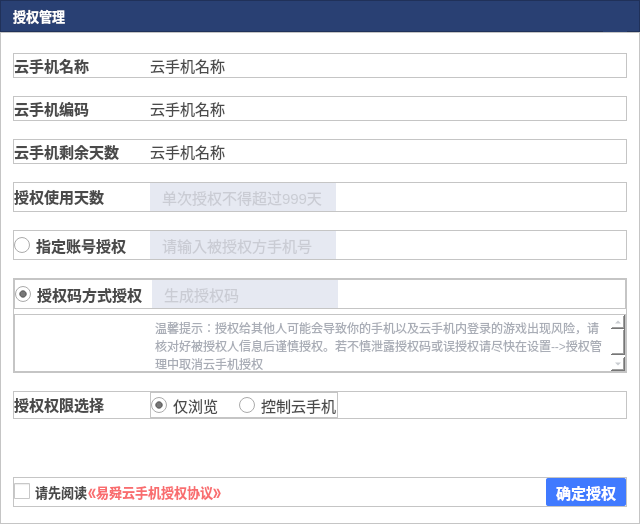
First picture: the form in addauthorizationdialog.ui, repository ZhouMei20220810/TEST, before the edit.
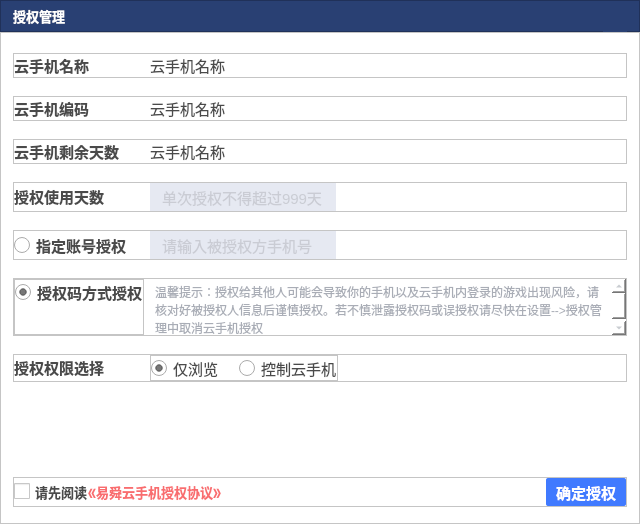
Second picture: the form after the edit. Icons and pictures are not drawn.

Commit message: 授权窗口调整，去掉生成授权码文本框，禁止QPlaineTextEdit可以编辑和选中

Patch:
```diff
--- a/addauthorizationdialog.ui
+++ b/addauthorizationdialog.ui
@@ -845,22 +845,28 @@
            </widget>
           </item>
           <item>
-           <widget class="QFrame" name="frame_8">
+           <widget class="QFrame" name="frame_15">
             <property name="minimumSize">
              <size>
               <width>0</width>
               <height>50</height>
              </size>
             </property>
+            <property name="maximumSize">
+             <size>
+              <width>16777215</width>
+              <height>58</height>
+             </size>
+            </property>
             <property name="frameShape">
              <enum>QFrame::StyledPanel</enum>
             </property>
             <property name="frameShadow">
              <enum>QFrame::Raised</enum>
             </property>
-            <layout class="QVBoxLayout" name="verticalLayout_4">
+            <layout class="QHBoxLayout" name="horizontalLayout_8">
              <property name="spacing">
-              <number>5</number>
+              <number>7</number>
              </property>
              <property name="leftMargin">
               <number>0</number>
@@ -876,15 +882,21 @@
              </property>
              <item>
               <widget class="QFrame" name="frame_16">
+               <property name="minimumSize">
+                <size>
+                 <width>100</width>
+                 <height>30</height>
+                </size>
+               </property>
                <property name="frameShape">
                 <enum>QFrame::StyledPanel</enum>
                </property>
                <property name="frameShadow">
                 <enum>QFrame::Raised</enum>
                </property>
-               <layout class="QHBoxLayout" name="horizontalLayout_16">
+               <layout class="QVBoxLayout" name="verticalLayout_5">
                 <property name="spacing">
-                 <number>9</number>
+                 <number>0</number>
                 </property>
                 <property name="leftMargin">
                  <number>0</number>
@@ -900,6 +912,12 @@
                 </property>
                 <item>
                  <widget class="QRadioButton" name="radioButtonAuthorCode">
+                  <property name="minimumSize">
+                   <size>
+                    <width>0</width>
+                    <height>0</height>
+                   </size>
+                  </property>
                   <property name="font">
                    <font>
                     <pointsize>11</pointsize>
@@ -918,50 +936,14 @@
                  </widget>
                 </item>
                 <item>
-                 <widget class="QLineEdit" name="lineEditPhoneNum_2">
-                  <property name="enabled">
-                   <bool>true</bool>
-                  </property>
-                  <property name="minimumSize">
-                   <size>
-                    <width>186</width>
-                    <height>28</height>
-                   </size>
-                  </property>
-                  <property name="maximumSize">
-                   <size>
-                    <width>186</width>
-                    <height>28</height>
-                   </size>
-                  </property>
-                  <property name="font">
-                   <font>
-                    <pointsize>11</pointsize>
-                   </font>
-                  </property>
-                  <property name="styleSheet">
-                   <string notr="true">border:none;
-color:#ADAFB5;
-background-color: #E6E9F2;
-padding-left:10px;</string>
-                  </property>
-                  <property name="echoMode">
-                   <enum>QLineEdit::Normal</enum>
-                  </property>
-                  <property name="placeholderText">
-                   <string>生成授权码</string>
-                  </property>
-                 </widget>
-                </item>
-                <item>
-                 <spacer name="horizontalSpacer_5">
+                 <spacer name="verticalSpacer_2">
                   <property name="orientation">
-                   <enum>Qt::Horizontal</enum>
+                   <enum>Qt::Vertical</enum>
                   </property>
                   <property name="sizeHint" stdset="0">
                    <size>
-                    <width>37</width>
-                    <height>17</height>
+                    <width>20</width>
+                    <height>32</height>
                    </size>
                   </property>
                  </spacer>
@@ -970,52 +952,16 @@
               </widget>
              </item>
              <item>
-              <widget class="QFrame" name="frame_15">
-               <property name="minimumSize">
-                <size>
-                 <width>0</width>
-                 <height>50</height>
-                </size>
+              <widget class="QPlainTextEdit" name="plainTextEdit">
+               <property name="styleSheet">
+                <string notr="true">color:#A9ADB6;border:none</string>
                </property>
-               <property name="maximumSize">
-                <size>
-                 <width>16777215</width>
-                 <height>58</height>
-                </size>
+               <property name="readOnly">
+                <bool>true</bool>
                </property>
-               <property name="frameShape">
-                <enum>QFrame::StyledPanel</enum>
+               <property name="plainText">
+                <string>温馨提示：授权给其他人可能会导致你的手机以及云手机内登录的游戏出现风险，请核对好被授权人信息后谨慎授权。若不慎泄露授权码或误授权请尽快在设置--&gt;授权管理中取消云手机授权</string>
                </property>
-               <property name="frameShadow">
-                <enum>QFrame::Raised</enum>
-               </property>
-               <layout class="QHBoxLayout" name="horizontalLayout_8">
-                <property name="spacing">
-                 <number>0</number>
-                </property>
-                <property name="leftMargin">
-                 <number>136</number>
-                </property>
-                <property name="topMargin">
-                 <number>0</number>
-                </property>
-                <property name="rightMargin">
-                 <number>0</number>
-                </property>
-                <property name="bottomMargin">
-                 <number>0</number>
-                </property>
-                <item>
-                 <widget class="QPlainTextEdit" name="plainTextEdit">
-                  <property name="styleSheet">
-                   <string notr="true">color:#A9ADB6;border:none</string>
-                  </property>
-                  <property name="plainText">
-                   <string>温馨提示：授权给其他人可能会导致你的手机以及云手机内登录的游戏出现风险，请核对好被授权人信息后谨慎授权。若不慎泄露授权码或误授权请尽快在设置--&gt;授权管理中取消云手机授权</string>
-                  </property>
-                 </widget>
-                </item>
-               </layout>
               </widget>
              </item>
             </layout>
```
The commit also changes 1 other file.
